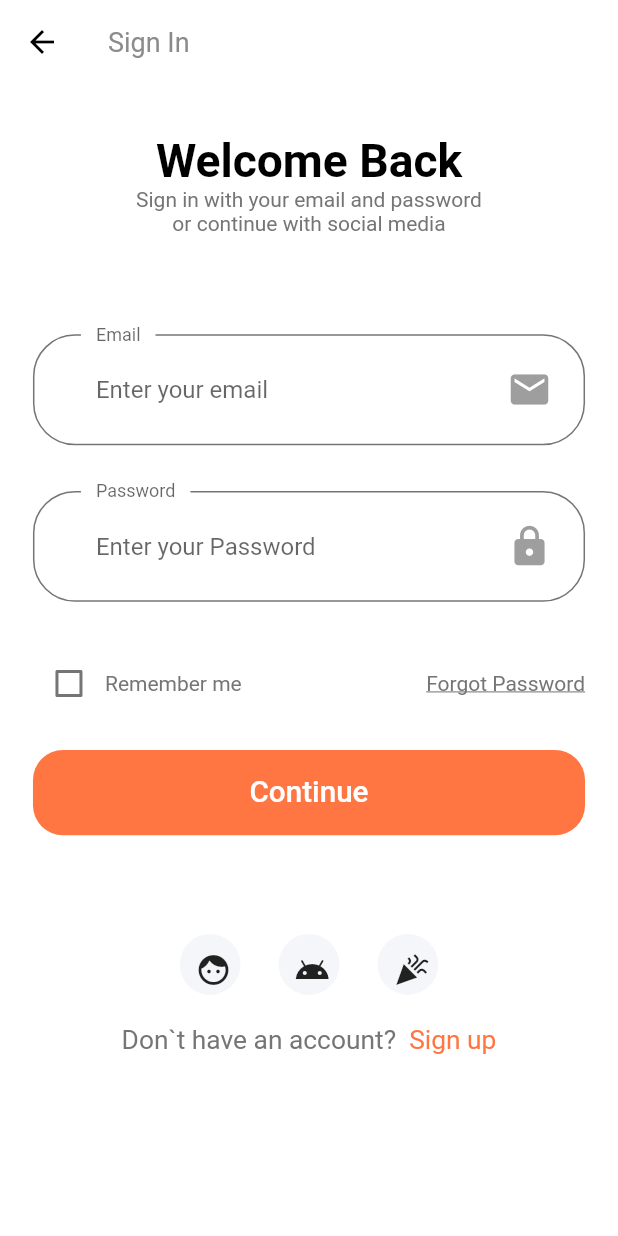
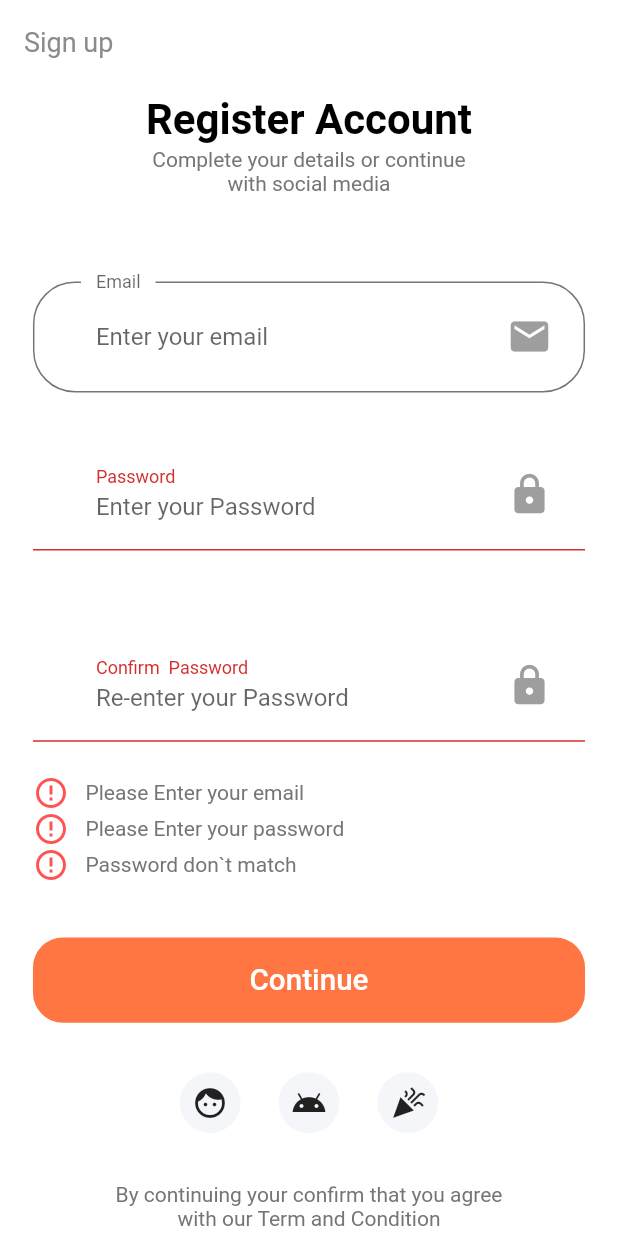
Before and after one commit to DieOfCode/shop, a Flutter app: the screen it shows after launch, after a tap on "Continue", on a phone screen of 412 x 824 dp. Run offline on Flutter 3.47's test engine with Material 2 defaults, Android fonts, the phone set to English and light mode, and no system bars.

Commit message:
add profile

```diff
--- a/lib/components/socialCard.dart
+++ b/lib/components/socialCard.dart
@@ -19,7 +19,7 @@ class SocialCard extends StatelessWidget {
         margin: EdgeInsets.symmetric(
           horizontal: SizeConfig().getProportionateScreenWidth(10),
         ),
-        padding: EdgeInsets.all(SizeConfig().getProportionateScreenHeight(12)),
+        padding: EdgeInsets.all(SizeConfig().getProportionateScreenHeight(8)),
         height: SizeConfig().getProportionateScreenHeight(40),
         width: SizeConfig().getProportionateScreenWidth(40),
         decoration:
--- a/lib/constants.dart
+++ b/lib/constants.dart
@@ -1,4 +1,5 @@
 import 'package:flutter/material.dart';
+import 'package:money_shop/size_config.dart';
 
 const kPrimaryColor = Color(0xFFFF7643);
 const kPrimaryLightColor = Color(0xFFFFECDF);
@@ -11,6 +12,12 @@ const kSecondaryColor = Color(0xFF979797);
 const kTextColor = Color(0xFF757575);
 const kAnimationDuration = Duration(milliseconds: 200);
 
+final headingStyle = TextStyle(
+    fontSize: 28,
+    fontWeight: FontWeight.bold,
+    color: Colors.black,
+    height: 1.5);
+
 // Form error
 
 final RegExp emailValidatorRegExp =
@@ -21,3 +28,22 @@ const String kPassNullError = "Please Enter your password";
 const String kEmailNullError = "Please Enter your email";
 const String kShortPassError = "Password is to short";
 const String kMatchPassError = "Password don`t match";
+const String kNameNullError = "Please Enter your name";
+const String kPhoneNumberNullError = "Please Enter your phone";
+const String kAddressNullError = "Please Enter your address";
+
+final otpInputDecoration = InputDecoration(
+  contentPadding: EdgeInsets.symmetric(
+      vertical: SizeConfig().getProportionateScreenWidth(15)),
+  border: outlineInputBorder(),
+  focusedBorder: outlineInputBorder(),
+  enabledBorder: outlineInputBorder(),
+);
+
+OutlineInputBorder outlineInputBorder() {
+  return OutlineInputBorder(
+    borderRadius:
+        BorderRadius.circular(SizeConfig().getProportionateScreenWidth(15)),
+    borderSide: BorderSide(color: kTextColor),
+  );
+}
--- a/lib/main.dart
+++ b/lib/main.dart
@@ -2,7 +2,9 @@ import 'package:flutter/cupertino.dart';
 import 'package:flutter/material.dart';
 import 'package:money_shop/routes.dart';
 import 'package:money_shop/screens/homeScreen.dart';
+import 'package:money_shop/screens/signUp/signUpScreen.dart';
 import 'package:money_shop/screens/splash/splashScreen.dart';
+import 'package:money_shop/size_config.dart';
 import 'package:money_shop/theme.dart';
 import 'package:money_shop/widget/bottomBar/bottomBar.dart';
 
@@ -19,7 +21,7 @@ class ShopApp extends StatelessWidget {
       debugShowCheckedModeBanner: false,
       title: 'Flutter Demo',
       theme: theme(),
-      initialRoute: SplashScreen.routeName,
+      initialRoute: SignUpScreen.routeName,
       routes: routes,
     );
   }
--- a/lib/routes.dart
+++ b/lib/routes.dart
@@ -1,13 +1,19 @@
 import 'package:flutter/material.dart';
+import 'package:money_shop/screens/completeProfile/completeProfileScreen.dart';
 import 'package:money_shop/screens/forgotPassword/forgotPassword.dart';
 import 'package:money_shop/screens/loginSuccess/components/body.dart';
 import 'package:money_shop/screens/loginSuccess/loginSuccessScreen.dart';
+import 'package:money_shop/screens/otp/otp_screen.dart';
 import 'package:money_shop/screens/signIn/signInScreen.dart';
+import 'package:money_shop/screens/signUp/signUpScreen.dart';
 import 'package:money_shop/screens/splash/splashScreen.dart';
 
 final Map<String, WidgetBuilder> routes = {
   SplashScreen.routeName: (context) => SplashScreen(),
   SignInScreen.routeName: (context) => SignInScreen(),
   ForgotPasswordScreen.routeName: (context) => ForgotPasswordScreen(),
-  LoginSuccessScreen.routeName: (context) => LoginSuccessScreen()
+  LoginSuccessScreen.routeName: (context) => LoginSuccessScreen(),
+  SignUpScreen.routeName: (context) => SignUpScreen(),
+  CompleteProfileScreen.routeName: (context) => CompleteProfileScreen(),
+  OtpScreen.routeName: (context) => OtpScreen(),
 };
--- /dev/null
+++ b/lib/screens/completeProfile/completeProfileScreen.dart
@@ -0,0 +1,15 @@
+import 'package:flutter/material.dart';
+import 'package:money_shop/screens/completeProfile/components/body.dart';
+
+class CompleteProfileScreen extends StatelessWidget {
+  static String routeName = '/complete_profile';
+  @override
+  Widget build(BuildContext context) {
+    return Scaffold(
+      appBar: AppBar(
+        title: Text("Complete profile"),
+      ),
+      body: CompleteProfileBody(),
+    );
+  }
+}
--- /dev/null
+++ b/lib/screens/signUp/components/body.dart
@@ -0,0 +1,53 @@
+import 'package:flutter/material.dart';
+import 'package:money_shop/components/customSuffixIcon.dart';
+import 'package:money_shop/components/defaultButton.dart';
+import 'package:money_shop/components/formError.dart';
+import 'package:money_shop/components/socialCard.dart';
+import 'package:money_shop/screens/signUp/components/signUpForm.dart';
+
+import '../../../constants.dart';
+import '../../../size_config.dart';
+
+class SignUpBody extends StatelessWidget {
+  @override
+  Widget build(BuildContext context) {
+    return SizedBox(
+      width: double.infinity,
+      child: Padding(
+        padding: EdgeInsets.symmetric(
+          horizontal: SizeConfig().getProportionateScreenWidth(20),
+        ),
+        child: SingleChildScrollView(
+          child: Column(
+            children: [
+              Text(
+                "Register Account",
+                style: headingStyle,
+              ),
+              Text(
+                "Complete your details or continue \nwith social media",
+                textAlign: TextAlign.center,
+              ),
+              SizedBox(height: SizeConfig.screenHeight * 0.07),
+              SignUpForm(),
+              SizedBox(height: SizeConfig.screenHeight * 0.04),
+              Row(
+                mainAxisAlignment: MainAxisAlignment.center,
+                children: [
+                  SocialCard(icon: Icons.face, onPress: () {}),
+                  SocialCard(icon: Icons.android, onPress: () {}),
+                  SocialCard(icon: Icons.celebration, onPress: () {})
+                ],
+              ),
+              SizedBox(height: SizeConfig.screenHeight * 0.04),
+              Text(
+                "By continuing your confirm that you agree \nwith our Term and Condition",
+                textAlign: TextAlign.center,
+              )
+            ],
+          ),
+        ),
+      ),
+    );
+  }
+}
--- /dev/null
+++ b/lib/screens/signUp/components/signUpForm.dart
@@ -0,0 +1,171 @@
+import 'package:flutter/material.dart';
+import 'package:money_shop/components/customSuffixIcon.dart';
+import 'package:money_shop/components/defaultButton.dart';
+import 'package:money_shop/components/formError.dart';
+import 'package:money_shop/screens/completeProfile/completeProfileScreen.dart';
+
+import '../../../constants.dart';
+import '../../../size_config.dart';
+
+class SignUpForm extends StatefulWidget {
+  @override
+  _SignUpFormState createState() => _SignUpFormState();
+}
+
+class _SignUpFormState extends State<SignUpForm> {
+  final _formKey = GlobalKey<FormState>();
+  String email;
+  String password;
+  String confirmPassword;
+  final List<String> errors = [];
+  @override
+  Widget build(BuildContext context) {
+    return Form(
+        key: _formKey,
+        child: Column(
+          children: [
+            buildEmailFormField(),
+            SizedBox(
+              height: SizeConfig().getProportionateScreenHeight(30),
+            ),
+            buildPasswordFormField(),
+            SizedBox(
+              height: SizeConfig().getProportionateScreenHeight(30),
+            ),
+            buildConfirmPasswordFormField(),
+            FormError(errors: errors),
+            SizedBox(
+              height: SizeConfig().getProportionateScreenHeight(36),
+            ),
+            DefaultButton(
+                text: "Continue",
+                onPress: () {
+                  if (_formKey.currentState.validate()) {
+                    _formKey.currentState.save();
+                    if (password.isNotEmpty &&
+                        email.isNotEmpty &&
+                        confirmPassword.isNotEmpty) {
+                      Navigator.pushNamed(
+                          context, CompleteProfileScreen.routeName);
+                    }
+                    // if all are valid then go to success screen
+                  }
+                })
+          ],
+        ));
+  }
+
+  TextFormField buildConfirmPasswordFormField() {
+    return TextFormField(
+      onSaved: (newValue) => confirmPassword = newValue,
+      onChanged: (value) {
+        if (password == confirmPassword && errors.contains(kMatchPassError)) {
+          setState(() {
+            errors.remove(kMatchPassError);
+          });
+        }
+        confirmPassword = value;
+        return null;
+      },
+      validator: (value) {
+        if (value.isEmpty && !errors.contains(kPassNullError)) {
+          setState(() {
+            errors.add(kPassNullError);
+          });
+          return "";
+        } else if (confirmPassword != value &&
+            !errors.contains(kMatchPassError)) {
+          setState(() {
+            errors.add(kMatchPassError);
+          });
+          return "";
+        }
+        return null;
+      },
+      obscureText: true,
+      decoration: InputDecoration(
+          labelText: "Confirm  Password",
+          hintText: 'Re-enter your Password',
+          floatingLabelBehavior: FloatingLabelBehavior.always,
+          suffixIcon: CustomSuffixIcon(icon: Icons.lock)),
+    );
+  }
+
+  TextFormField buildEmailFormField() {
+    return TextFormField(
+      onSaved: (newValue) => email = newValue,
+      onChanged: (value) {
+        if (value.isNotEmpty && errors.contains(kEmailNullError)) {
+          setState(() {
+            errors.remove(kEmailNullError);
+          });
+        } else if (emailValidatorRegExp.hasMatch(value) &&
+            errors.contains(kInvalidEmailError)) {
+          setState(() {
+            errors.remove(kInvalidEmailError);
+          });
+        }
+        password = value;
+        return null;
+      },
+      validator: (value) {
+        if (value.isEmpty && !errors.contains(kEmailNullError)) {
+          setState(() {
+            errors.add(kEmailNullError);
+          });
+        } else if (!emailValidatorRegExp.hasMatch(value) &&
+            !errors.contains(kInvalidEmailError)) {
+          setState(() {
+            errors.add(kInvalidEmailError);
+          });
+        }
+        return null;
+      },
+      keyboardType: TextInputType.emailAddress,
+      decoration: InputDecoration(
+          labelText: "Email",
+          hintText: 'Enter your email',
+          floatingLabelBehavior: FloatingLabelBehavior.always,
+          suffixIcon: CustomSuffixIcon(icon: Icons.email)),
+    );
+  }
+
+  TextFormField buildPasswordFormField() {
+    return TextFormField(
+      onSaved: (newValue) => password = newValue,
+      onChanged: (value) {
+        if (value.isNotEmpty && errors.contains(kPassNullError)) {
+          setState(() {
+            errors.remove(kPassNullError);
+          });
+        } else if (value.length >= 8 && errors.contains(kShortPassError)) {
+          setState(() {
+            errors.remove(kShortPassError);
+          });
+        }
+        password = value;
+      },
+      validator: (value) {
+        if (value.isEmpty && !errors.contains(kPassNullError)) {
+          setState(() {
+            errors.add(kPassNullError);
+          });
+          return "";
+        } else if (value.length < 8 && !errors.contains(kShortPassError)) {
+          setState(() {
+            errors.add(kShortPassError);
+          });
+          return "";
+        }
+        return null;
+      },
+      obscureText: true,
+      keyboardType: TextInputType.emailAddress,
+      decoration: InputDecoration(
+          labelText: "Password",
+          hintText: 'Enter your Password',
+          floatingLabelBehavior: FloatingLabelBehavior.always,
+          suffixIcon: CustomSuffixIcon(icon: Icons.lock)),
+    );
+  }
+}
--- a/lib/screens/signUp/signUpScreen.dart
+++ b/lib/screens/signUp/signUpScreen.dart
@@ -0,0 +1,18 @@
+import 'package:flutter/material.dart';
+import 'package:money_shop/screens/signUp/components/body.dart';
+
+import '../../size_config.dart';
+
+class SignUpScreen extends StatelessWidget {
+  static String routeName = '/sign_up';
+  @override
+  Widget build(BuildContext context) {
+    SizeConfig().init(context);
+    return Scaffold(
+      appBar: AppBar(
+        title: Text("Sign up"),
+      ),
+      body: SignUpBody(),
+    );
+  }
+}
```
Also changed, not shown: lib/screens/completeProfile/components/body.dart (added, +47 -0 lines), lib/screens/completeProfile/components/completeProfileForm.dart (added, +154 -0 lines), lib/screens/otp/components/body.dart (added, +169 -0 lines), lib/screens/otp/otp_screen.dart (added, +14 -0 lines), pubspec.lock.
